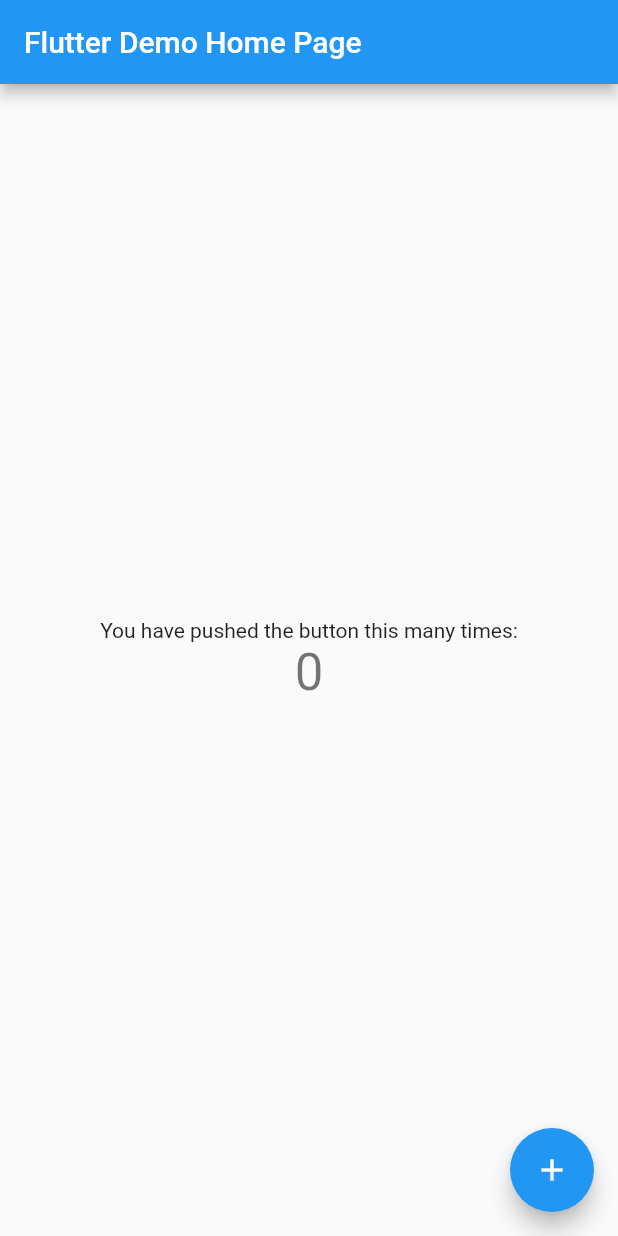
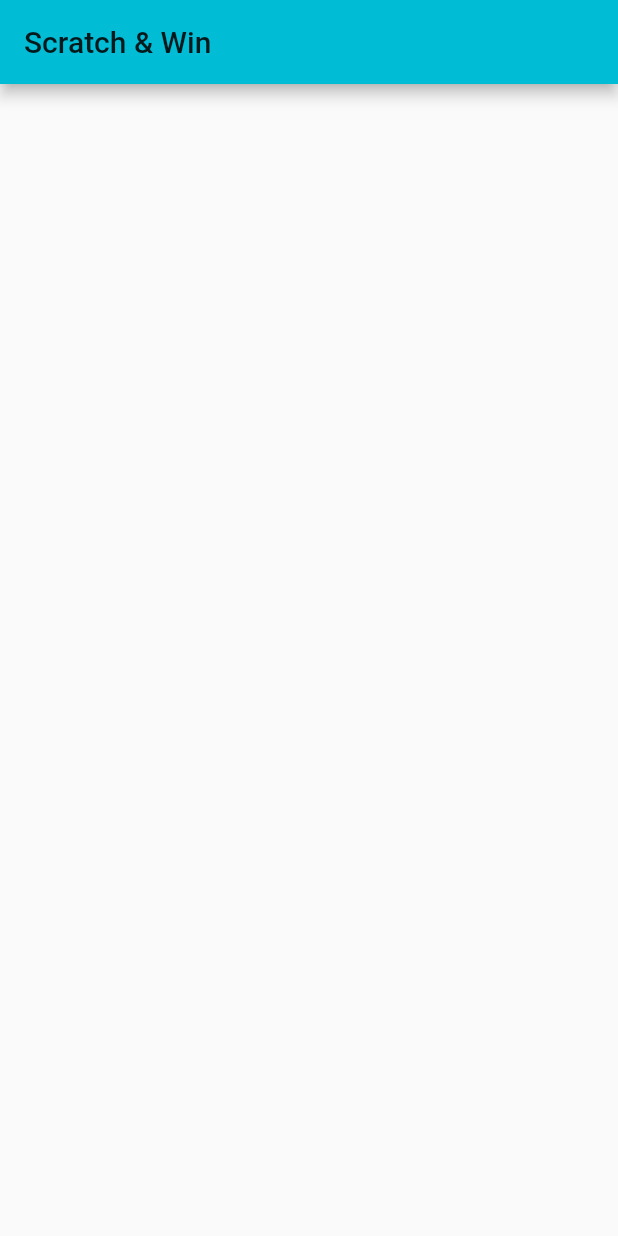
Before and after one commit to KushalDesai1/FlutterBootcamp, a Flutter app: the screen it shows after launch, on a phone screen of 412 x 824 dp. Run offline on Flutter 3.47's test engine with Material 2 defaults, Android fonts, the phone set to English and light mode, and no system bars.

Commit message:
Added methods in ScratchAndWin file, changed main file

```diff
--- /dev/null
+++ b/06/ScratchAndWin/lib/ScratchAndWin.dart
@@ -0,0 +1,56 @@
+import 'package:flutter/material.dart';
+import "dart:math";
+
+class ScratchAndWin extends StatefulWidget {
+  @override
+  _ScratchAndWinState createState() => _ScratchAndWinState();
+}
+
+class _ScratchAndWinState extends State<ScratchAndWin> {
+  // TODO: Import & link images
+  AssetImage circle = AssetImage("images/circle.png");
+  AssetImage lucky = AssetImage("images/rupee.png");
+  AssetImage unlucky = AssetImage("images/sadFace.png");
+
+  // TODO: Get an array for 25 buttons
+  List<String> itemArray;
+  int luckyNumber;
+
+  @override
+  void initState() {
+    // TODO: implement initState
+    super.initState();
+    itemArray = List<String>.generate(25, (index) => "empty");
+    generateRandomNumber();
+  }
+
+  generateRandomNumber() {
+    int random = Random().nextInt(25);
+    setState(() {
+      luckyNumber = random;
+    });
+  }
+
+  // TODO: Define getImage method
+
+  // TODO: PlayGame methods
+
+  // TODO: ShowAll
+
+  //TODO: ResetAll
+  resetGame() {
+    setState(() {
+      itemArray = List<String>.filled(25, "empty");
+    });
+    generateRandomNumber();
+  }
+
+  @override
+  Widget build(BuildContext context) {
+    return Scaffold(
+      appBar: AppBar(
+        title: Text('Scratch & Win'),
+      ),
+    );
+  }
+}
--- a/06/ScratchAndWin/lib/main.dart
+++ b/06/ScratchAndWin/lib/main.dart
@@ -1,117 +1,16 @@
 import 'package:flutter/material.dart';
+import 'ScratchAndWin.dart';
 
-void main() {
-  runApp(MyApp());
-}
+void main() => runApp(MyApp());
 
 class MyApp extends StatelessWidget {
-  // This widget is the root of your application.
   @override
   Widget build(BuildContext context) {
     return MaterialApp(
-      title: 'Flutter Demo',
-      theme: ThemeData(
-        // This is the theme of your application.
-        //
-        // Try running your application with "flutter run". You'll see the
-        // application has a blue toolbar. Then, without quitting the app, try
-        // changing the primarySwatch below to Colors.green and then invoke
-        // "hot reload" (press "r" in the console where you ran "flutter run",
-        // or simply save your changes to "hot reload" in a Flutter IDE).
-        // Notice that the counter didn't reset back to zero; the application
-        // is not restarted.
-        primarySwatch: Colors.blue,
-        // This makes the visual density adapt to the platform that you run
-        // the app on. For desktop platforms, the controls will be smaller and
-        // closer together (more dense) than on mobile platforms.
-        visualDensity: VisualDensity.adaptivePlatformDensity,
-      ),
-      home: MyHomePage(title: 'Flutter Demo Home Page'),
+      title: 'Scratch & Win',
+      debugShowCheckedModeBanner: false,
+      theme: ThemeData(primarySwatch: Colors.cyan),
+      home: ScratchAndWin(),
     );
   }
 }
-
-class MyHomePage extends StatefulWidget {
-  MyHomePage({Key key, this.title}) : super(key: key);
-
-  // This widget is the home page of your application. It is stateful, meaning
-  // that it has a State object (defined below) that contains fields that affect
-  // how it looks.
-
-  // This class is the configuration for the state. It holds the values (in this
-  // case the title) provided by the parent (in this case the App widget) and
-  // used by the build method of the State. Fields in a Widget subclass are
-  // always marked "final".
-
-  final String title;
-
-  @override
-  _MyHomePageState createState() => _MyHomePageState();
-}
-
-class _MyHomePageState extends State<MyHomePage> {
-  int _counter = 0;
-
-  void _incrementCounter() {
-    setState(() {
-      // This call to setState tells the Flutter framework that something has
-      // changed in this State, which causes it to rerun the build method below
-      // so that the display can reflect the updated values. If we changed
-      // _counter without calling setState(), then the build method would not be
-      // called again, and so nothing would appear to happen.
-      _counter++;
-    });
-  }
-
-  @override
-  Widget build(BuildContext context) {
-    // This method is rerun every time setState is called, for instance as done
-    // by the _incrementCounter method above.
-    //
-    // The Flutter framework has been optimized to make rerunning build methods
-    // fast, so that you can just rebuild anything that needs updating rather
-    // than having to individually change instances of widgets.
-    return Scaffold(
-      appBar: AppBar(
-        // Here we take the value from the MyHomePage object that was created by
-        // the App.build method, and use it to set our appbar title.
-        title: Text(widget.title),
-      ),
-      body: Center(
-        // Center is a layout widget. It takes a single child and positions it
-        // in the middle of the parent.
-        child: Column(
-          // Column is also a layout widget. It takes a list of children and
-          // arranges them vertically. By default, it sizes itself to fit its
-          // children horizontally, and tries to be as tall as its parent.
-          //
-          // Invoke "debug painting" (press "p" in the console, choose the
-          // "Toggle Debug Paint" action from the Flutter Inspector in Android
-          // Studio, or the "Toggle Debug Paint" command in Visual Studio Code)
-          // to see the wireframe for each widget.
-          //
-          // Column has various properties to control how it sizes itself and
-          // how it positions its children. Here we use mainAxisAlignment to
-          // center the children vertically; the main axis here is the vertical
-          // axis because Columns are vertical (the cross axis would be
-          // horizontal).
-          mainAxisAlignment: MainAxisAlignment.center,
-          children: <Widget>[
-            Text(
-              'You have pushed the button this many times:',
-            ),
-            Text(
-              '$_counter',
-              style: Theme.of(context).textTheme.headline4,
-            ),
-          ],
-        ),
-      ),
-      floatingActionButton: FloatingActionButton(
-        onPressed: _incrementCounter,
-        tooltip: 'Increment',
-        child: Icon(Icons.add),
-      ), // This trailing comma makes auto-formatting nicer for build methods.
-    );
-  }
-}
```
